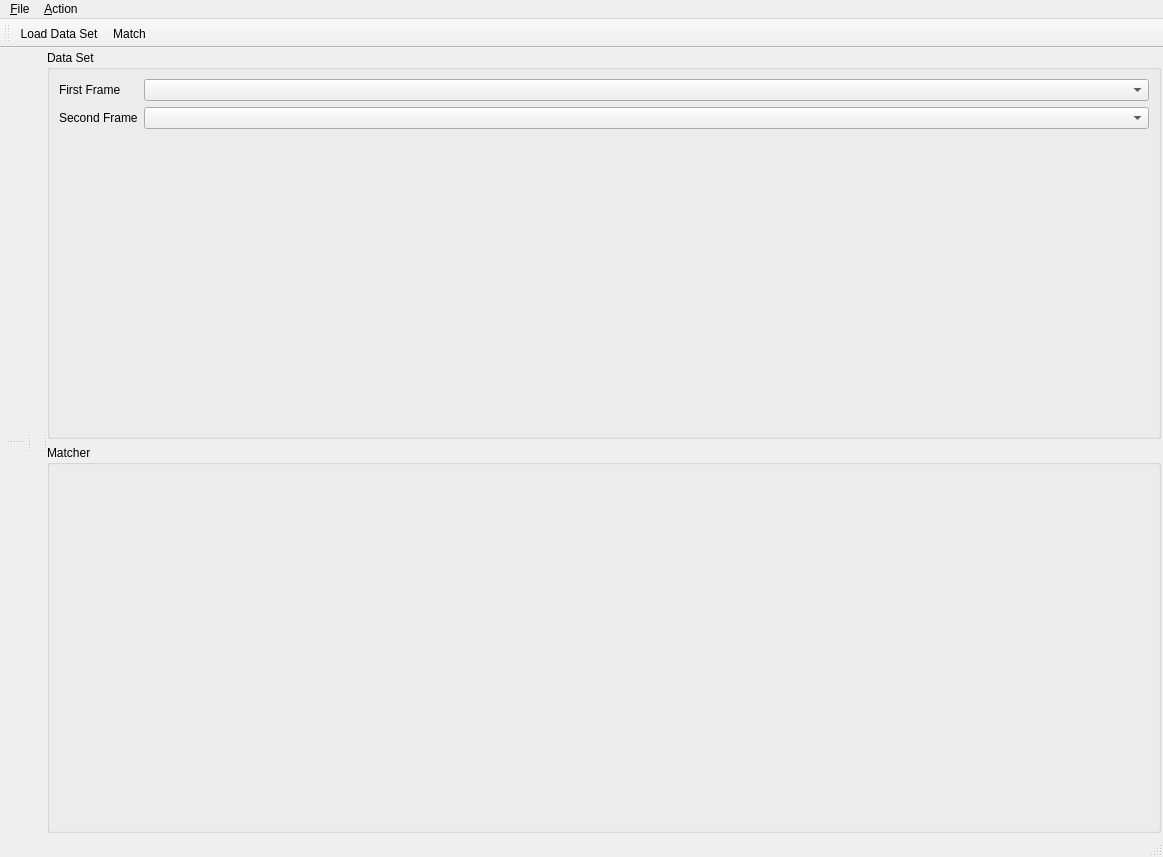
This is src/ui/ToolWindowLineMatcher.ui in oneminute/RecFLS as Qt 5 draws it before an edit. The edited form follows.
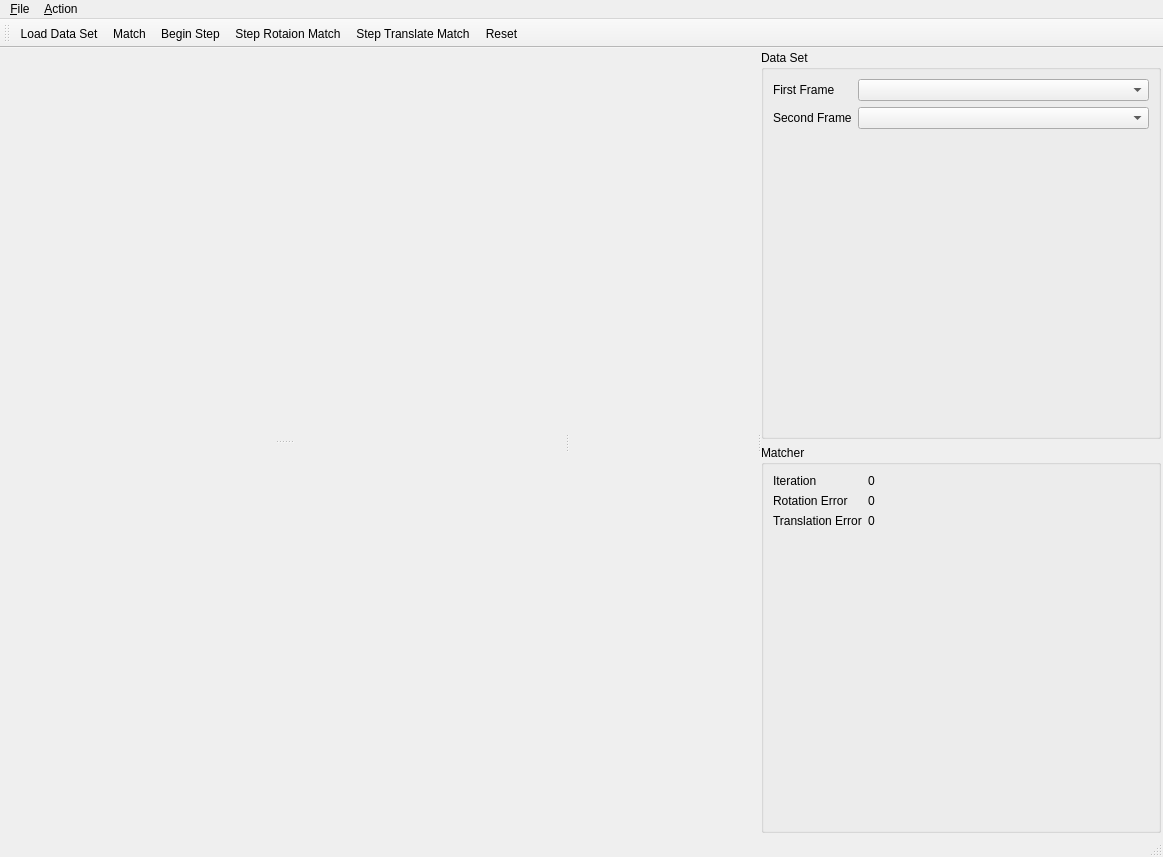
This is the edited form.

Commit message: 实现了帧匹配的测试窗口，实现了两帧间的位姿变换矩阵求取。

```diff
--- a/src/ui/ToolWindowLineMatcher.ui
+++ b/src/ui/ToolWindowLineMatcher.ui
@@ -37,6 +37,21 @@
       </property>
       <widget class="QWidget" name="widget" native="true">
        <layout class="QVBoxLayout" name="verticalLayout_2">
+        <property name="spacing">
+         <number>1</number>
+        </property>
+        <property name="leftMargin">
+         <number>1</number>
+        </property>
+        <property name="topMargin">
+         <number>1</number>
+        </property>
+        <property name="rightMargin">
+         <number>1</number>
+        </property>
+        <property name="bottomMargin">
+         <number>1</number>
+        </property>
         <item>
          <widget class="QSplitter" name="splitter_2">
           <property name="orientation">
@@ -104,6 +119,12 @@
        </layout>
       </widget>
       <widget class="QWidget" name="widget_3" native="true">
+       <property name="maximumSize">
+        <size>
+         <width>400</width>
+         <height>16777215</height>
+        </size>
+       </property>
        <layout class="QVBoxLayout" name="verticalLayout_3">
         <item>
          <widget class="QGroupBox" name="groupBox">
@@ -139,6 +160,50 @@
           <property name="title">
            <string>Matcher</string>
           </property>
+          <layout class="QFormLayout" name="formLayout_2">
+           <item row="0" column="0">
+            <widget class="QLabel" name="label_3">
+             <property name="text">
+              <string>Iteration</string>
+             </property>
+            </widget>
+           </item>
+           <item row="0" column="1">
+            <widget class="QLabel" name="labelIteration">
+             <property name="text">
+              <string>0</string>
+             </property>
+            </widget>
+           </item>
+           <item row="1" column="0">
+            <widget class="QLabel" name="label_4">
+             <property name="text">
+              <string>Rotation Error</string>
+             </property>
+            </widget>
+           </item>
+           <item row="1" column="1">
+            <widget class="QLabel" name="labelRotationError">
+             <property name="text">
+              <string>0</string>
+             </property>
+            </widget>
+           </item>
+           <item row="2" column="0">
+            <widget class="QLabel" name="label_5">
+             <property name="text">
+              <string>Translation Error</string>
+             </property>
+            </widget>
+           </item>
+           <item row="2" column="1">
+            <widget class="QLabel" name="labelTranslationError">
+             <property name="text">
+              <string>0</string>
+             </property>
+            </widget>
+           </item>
+          </layout>
          </widget>
         </item>
        </layout>
@@ -184,6 +249,10 @@
    </attribute>
    <addaction name="actionLoad_Data_Set"/>
    <addaction name="actionMatch"/>
+   <addaction name="actionBegin_Step"/>
+   <addaction name="actionStep_Rotaion_Match"/>
+   <addaction name="actionStep_Translate_Match"/>
+   <addaction name="actionReset"/>
   </widget>
   <action name="actionLoad_Data_Set">
    <property name="text">
@@ -195,6 +264,26 @@
     <string>Match</string>
    </property>
   </action>
+  <action name="actionStep_Rotaion_Match">
+   <property name="text">
+    <string>Step Rotaion Match</string>
+   </property>
+  </action>
+  <action name="actionReset">
+   <property name="text">
+    <string>Reset</string>
+   </property>
+  </action>
+  <action name="actionStep_Translate_Match">
+   <property name="text">
+    <string>Step Translate Match</string>
+   </property>
+  </action>
+  <action name="actionBegin_Step">
+   <property name="text">
+    <string>Begin Step</string>
+   </property>
+  </action>
  </widget>
  <resources/>
  <connections/>
```
The commit also changes 5 other files.
